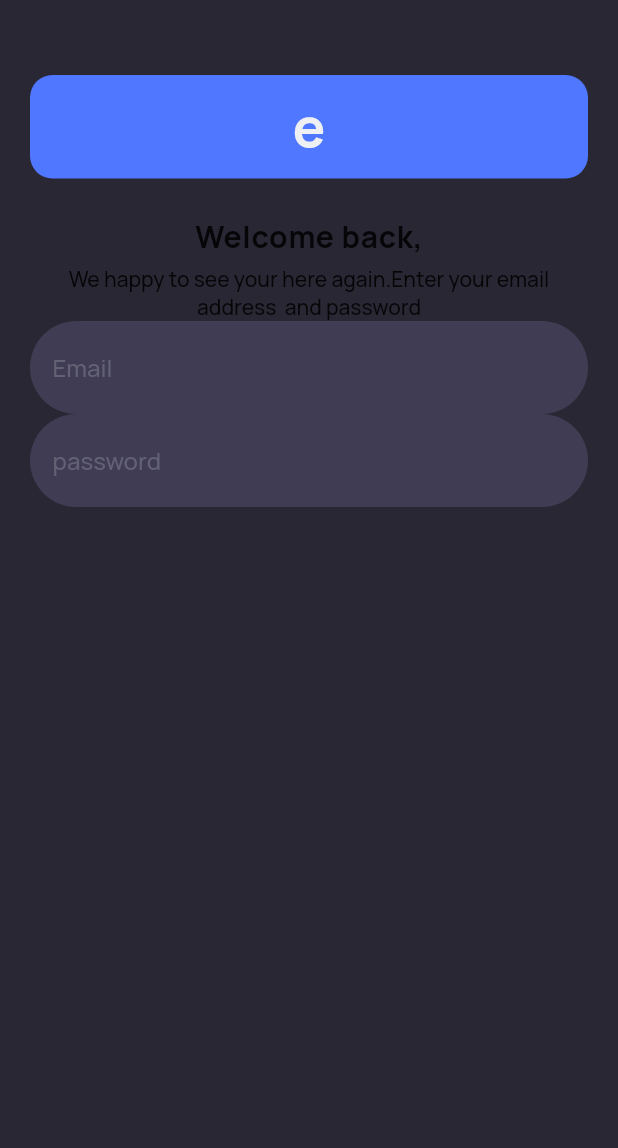
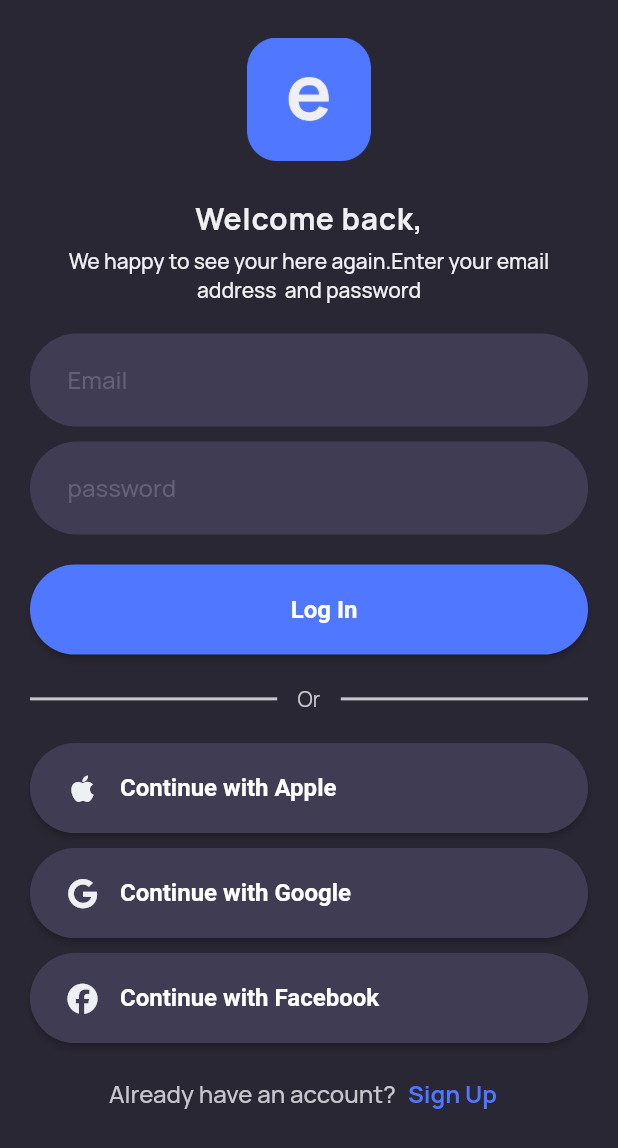
Before and after one commit to LaithMahdi/Mobile-app-ChatAI, a Flutter app: the screen it shows after launch, on a phone screen of 412 x 824 dp. Shown: the top 1148 px of the screen. Run offline on Flutter 3.47's test engine with Material 2 defaults, Android fonts, the phone set to English and light mode, and no system bars; our stand-ins replace font_awesome_flutter, get.

```diff
--- a/lib/main.dart
+++ b/lib/main.dart
@@ -1,5 +1,7 @@
 import 'package:chat_ai/screens/Auth/sigIn.dart';
+import 'package:chat_ai/screens/Auth/signUp.dart';
 import 'package:flutter/material.dart';
+import 'package:get/get.dart';
 
 void main() {
   runApp(const MyApp());
@@ -11,14 +13,18 @@ class MyApp extends StatelessWidget {
   // This widget is the root of your application.
   @override
   Widget build(BuildContext context) {
-    return MaterialApp(
+    return GetMaterialApp(
       title: 'Chat AI',
       debugShowCheckedModeBanner: false,
       theme: ThemeData(
         primarySwatch: Colors.blue,
         fontFamily: "Manrope",
       ),
-      home: const SignIn(),
+      initialRoute: "/login",
+      getPages: [
+        GetPage(name: "/login", page: () => const SignIn()),
+        GetPage(name: "/signUp", page: () => const SignUp()),
+      ],
     );
   }
 }
--- a/lib/screens/Auth/sigIn.dart
+++ b/lib/screens/Auth/sigIn.dart
@@ -1,7 +1,11 @@
 import 'package:chat_ai/helper/color.dart';
-import 'package:chat_ai/widgets/logo.dart';
-import 'package:chat_ai/widgets/textFormCustomer.dart';
+import 'package:chat_ai/helper/snackBar.dart';
+import 'package:chat_ai/widgets/textFormCustom.dart';
 import 'package:flutter/material.dart';
+import 'package:font_awesome_flutter/font_awesome_flutter.dart';
+import 'package:get/get.dart';
+import '../../widgets/customButton.dart';
+import '../../widgets/customLine.dart';
 
 class SignIn extends StatelessWidget {
   const SignIn({super.key});
@@ -13,11 +17,18 @@ class SignIn extends StatelessWidget {
     return Scaffold(
       backgroundColor: black,
       body: SafeArea(
+        child: SingleChildScrollView(
           child: Padding(
-          padding: const EdgeInsets.symmetric(horizontal: 20, vertical: 50),
+            padding: const EdgeInsets.symmetric(horizontal: 20, vertical: 25),
             child: Column(
               children: [
-              logo(),
+                Hero(
+                  tag: "image",
+                  child: Image.asset(
+                    "assets/images/logoE.png",
+                    width: Get.width * 0.2,
+                  ),
+                ),
                 const SizedBox(height: 25),
                 const Text(
                   "Welcome back,",
@@ -25,6 +36,7 @@ class SignIn extends StatelessWidget {
                     fontSize: 20,
                     fontWeight: FontWeight.w700,
                     letterSpacing: 0.5,
+                    color: lightGray,
                   ),
                 ),
                 const SizedBox(height: 5),
@@ -36,18 +48,84 @@ class SignIn extends StatelessWidget {
                     style: TextStyle(
                       fontSize: 14,
                       fontWeight: FontWeight.w500,
+                      color: lightGray,
                     ),
                   ),
                 ),
-              textFormCustomer(
+                const SizedBox(height: 20),
+                textFormCustom(
                   controller: emailController,
                   hintText: "Email",
+                  keyboradType: TextInputType.emailAddress,
                 ),
-              textFormCustomer(
+                const SizedBox(height: 10),
+                textFormCustom(
                   controller: passwordController,
                   hintText: "password",
+                  keyboradType: TextInputType.visiblePassword,
+                ),
+                const SizedBox(height: 20),
+                customButton(
+                  title: "Log In",
+                  isIcon: false,
+                  onPressed: () {
+                    if (emailController.text.isEmpty) {
+                      snackbar(title: "Alert", message: "Mail required");
+                    } else if (passwordController.text.isEmpty) {
+                      snackbar(title: "Alert", message: "Password required");
+                    }
+                  },
+                ),
+                const SizedBox(height: 20),
+                customLine(),
+                const SizedBox(height: 20),
+                customButton(
+                  title: "Continue with Apple",
+                  isIcon: true,
+                  icon: FontAwesomeIcons.apple,
+                  onPressed: () {},
+                ),
+                const SizedBox(height: 10),
+                customButton(
+                  title: "Continue with Google",
+                  isIcon: true,
+                  icon: FontAwesomeIcons.google,
+                  onPressed: () {},
+                ),
+                const SizedBox(height: 10),
+                customButton(
+                  title: "Continue with Facebook",
+                  isIcon: true,
+                  icon: FontAwesomeIcons.facebook,
+                  onPressed: () {},
+                ),
+                const SizedBox(height: 10),
+                Row(
+                  mainAxisAlignment: MainAxisAlignment.center,
+                  children: [
+                    const Text(
+                      "Already have an account?",
+                      style: TextStyle(
+                        fontSize: 16,
+                        color: gray,
+                        fontWeight: FontWeight.w500,
+                      ),
+                    ),
+                    TextButton(
+                      onPressed: () => Get.toNamed("/signUp"),
+                      child: const Text(
+                        "Sign Up",
+                        style: TextStyle(
+                          fontSize: 16,
+                          color: lightBlue,
+                          fontWeight: FontWeight.w700,
+                        ),
+                      ),
+                    )
+                  ],
                 ),
               ],
+            ),
           ),
         ),
       ),
--- a/lib/screens/HomeScreen.dart
+++ b/lib/screens/HomeScreen.dart
@@ -1,4 +1,3 @@
-import 'package:chat_ai/widgets/logo.dart';
 import 'package:flutter/material.dart';
 
 class HomeScreen extends StatelessWidget {
@@ -15,9 +14,7 @@ class HomeScreen extends StatelessWidget {
               style: TextStyle(fontSize: 18, fontWeight: FontWeight.bold),
             ),
             Row(
-              children: [
-                logo(),
-              ],
+              children: const [],
             ),
           ],
         ),
--- /dev/null
+++ b/lib/widgets/customButton.dart
@@ -0,0 +1,35 @@
+import 'package:chat_ai/helper/color.dart';
+import 'package:flutter/material.dart';
+import 'package:get/get.dart';
+
+Widget customButton({
+  required String title,
+  required bool isIcon,
+  IconData? icon,
+  required VoidCallback onPressed,
+}) =>
+    ElevatedButton(
+      onPressed: onPressed,
+      style: ElevatedButton.styleFrom(
+        backgroundColor: isIcon ? darkGray : lightBlue,
+        textStyle: const TextStyle(
+          fontSize: 16,
+          fontWeight: FontWeight.w600,
+          color: lightGray,
+        ),
+        padding: const EdgeInsets.symmetric(vertical: 20, horizontal: 25),
+        minimumSize: Size(Get.width, 0),
+        shape: RoundedRectangleBorder(
+          borderRadius: BorderRadius.circular(50),
+        ),
+      ),
+      child: Row(
+        mainAxisAlignment:
+            isIcon ? MainAxisAlignment.start : MainAxisAlignment.center,
+        children: [
+          Icon(icon, size: 20, color: lightGray),
+          isIcon ? const SizedBox(width: 15) : const SizedBox(width: 0),
+          Text(title),
+        ],
+      ),
+    );
--- /dev/null
+++ b/lib/widgets/customLine.dart
@@ -0,0 +1,31 @@
+import 'package:flutter/material.dart';
+import 'package:get/get.dart';
+import '../helper/color.dart';
+
+Widget customLine() => Row(
+      mainAxisAlignment: MainAxisAlignment.spaceBetween,
+      children: [
+        SizedBox(
+          width: Get.width * 0.4,
+          child: const Divider(
+            color: gray,
+            thickness: 2,
+          ),
+        ),
+        const Text(
+          "Or",
+          style: TextStyle(
+            color: gray,
+            fontSize: 14,
+            fontWeight: FontWeight.w400,
+          ),
+        ),
+        SizedBox(
+          width: Get.width * 0.4,
+          child: const Divider(
+            color: gray,
+            thickness: 2,
+          ),
+        ),
+      ],
+    );
--- a/lib/widgets/logo.dart
+++ /dev/null
@@ -1,21 +0,0 @@
-import 'package:flutter/material.dart';
-
-import '../helper/color.dart';
-
-Widget logo() => Container(
-      padding: const EdgeInsets.symmetric(horizontal: 25, vertical: 10),
-      decoration: BoxDecoration(
-        borderRadius: BorderRadius.circular(15),
-        color: lightBlue,
-      ),
-      child: const Center(
-        child: Text(
-          "e",
-          style: TextStyle(
-            fontSize: 36,
-            fontWeight: FontWeight.w700,
-            color: lightGray,
-          ),
-        ),
-      ),
-    );
--- a/lib/widgets/textFormCustomer.dart
+++ b/lib/widgets/textFormCustom.dart
@@ -1,15 +1,17 @@
 import 'package:chat_ai/helper/color.dart';
 import 'package:flutter/material.dart';
 
-Widget textFormCustomer({
+Widget textFormCustom({
   required TextEditingController controller,
   required String hintText,
+  required TextInputType keyboradType,
 }) =>
     TextFormField(
       controller: controller,
+      keyboardType: keyboradType,
       decoration: InputDecoration(
         contentPadding: const EdgeInsets.symmetric(
-          horizontal: 15,
+          horizontal: 25,
           vertical: 20,
         ),
         border: OutlineInputBorder(
```
Also changed, not shown: lib/helper/snackBar.dart (added, +32 -0 lines), lib/screens/Auth/signUp.dart (added, +49 -0 lines), pubspec.yaml (+4 -3 lines), assets/images/logoE.png (added), pubspec.lock. Lines whose indentation alone changed are shown as unchanged.
